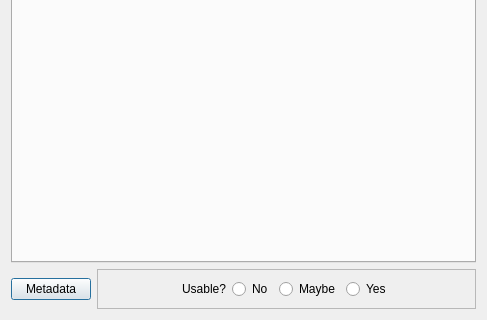
The window that Ui_NGABrowser.ui (persts/NGAImageBrowser) describes before a commit, drawn with Qt 5; both pictures show x 0 to 487 and y 297 to 617 of the 487 by 617 pixel window.
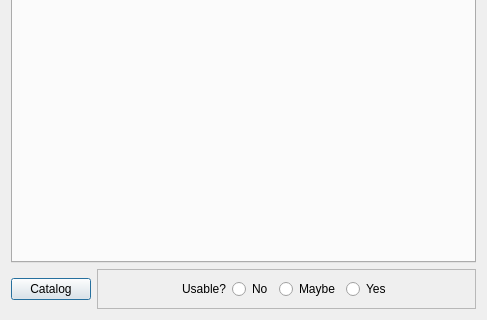
The same window after the commit.

Commit message: Added support for browserurl and previewurl attributes

```diff
--- a/Ui_NGABrowser.ui
+++ b/Ui_NGABrowser.ui
@@ -24,7 +24,7 @@
    <item row="1" column="0">
     <widget class="QPushButton" name="pButtonMetadata">
      <property name="text">
-      <string>Metadata</string>
+      <string>Catalog</string>
      </property>
     </widget>
    </item>
```
Left out of the diff: 2 changed lines with no effect on the pictures. The commit also changes 2 other files.
